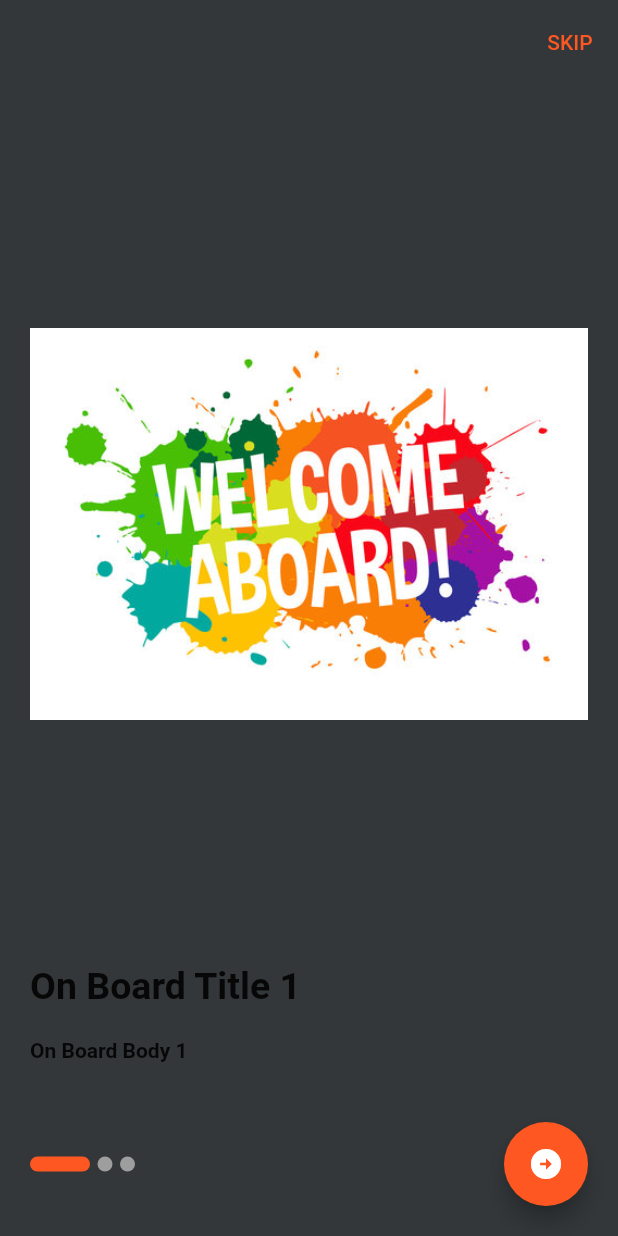
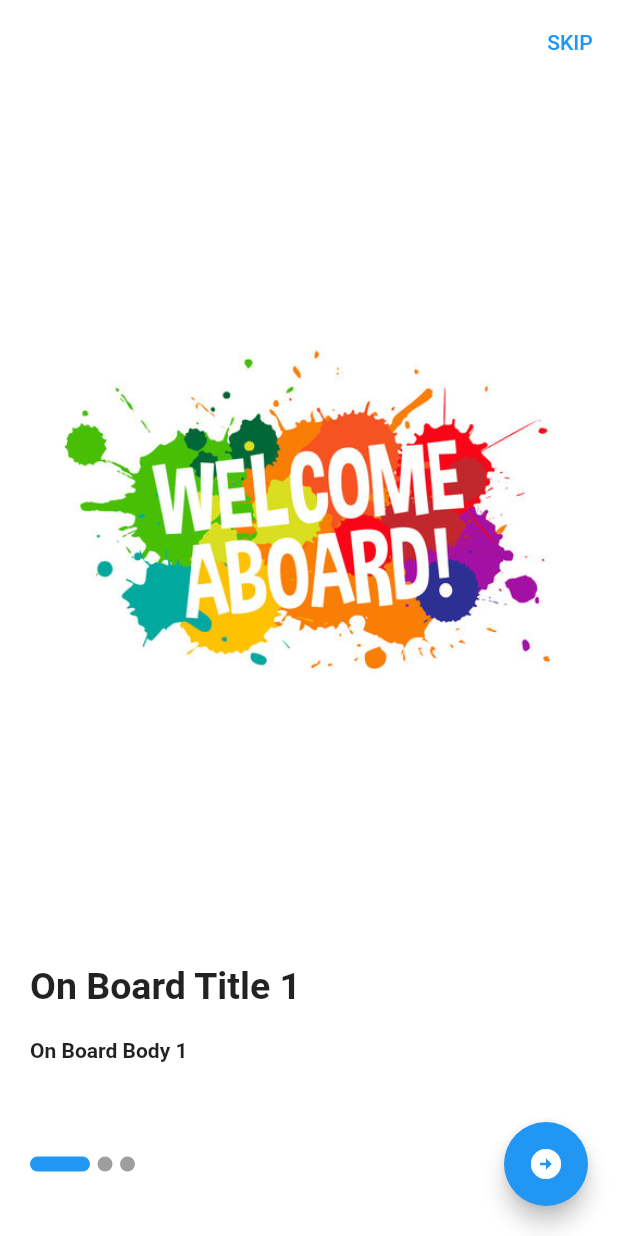
Before and after one commit to essameldeen/Flutter_App, a Flutter app: the screen it shows after launch, on a phone screen of 412 x 824 dp. Run offline on Flutter 3.47's test engine with Material 2 defaults, Android fonts, the phone set to English and light mode, and no system bars; drawn by our look-alikes of smooth_page_indicator; our stand-ins replace bloc, conditional_builder_null_safety, dio, flutter_bloc, hexcolor, shared_preferences and 2 more; accounts and stored records are empty.

```diff
--- a/lib/modules/shop_app/on_boarding/onboarding_screen.dart
+++ b/lib/modules/shop_app/on_boarding/onboarding_screen.dart
@@ -1,4 +1,4 @@
-import 'package:app_test/modules/basic_app/login/login_screen.dart';
+
 import 'package:app_test/modules/shop_app/login/login_screen.dart';
 import 'package:app_test/shared/components/components.dart';
 import 'package:flutter/material.dart';
@@ -36,9 +36,9 @@ class _OnBoardingScreenState extends State<OnBoardingScreen> {
     return Scaffold(
       appBar: AppBar(
         actions: [
-          TextButton(onPressed: (){
+          defaultTextButton(title: "SKIP", onPressed: (){
             navigateToAndFinish(context, ShopLoginScreen());
-          }, child: const Text("SKIP"))
+          }),
         ],
       ),
       body: Padding(
--- a/lib/shared/components/components.dart
+++ b/lib/shared/components/components.dart
@@ -36,9 +36,12 @@ Widget defaultFormField(
         Function()? onEyeClick,
         Function(String)? onChange,
         Function()? onTap,
+          Function(String)? onSubmit,
+          IconData? suffixIcon,
         bool isEnable = true}) =>
     TextFormField(
       onTap: onTap,
+      onFieldSubmitted: onSubmit,
       enabled: isEnable,
       validator: validator,
       controller: controller,
@@ -51,7 +54,7 @@ Widget defaultFormField(
           prefixIcon: Icon(prefixIcon),
           suffixIcon: showLock
               ? IconButton(
-                  onPressed: onEyeClick, icon: const Icon(Icons.remove_red_eye))
+                  onPressed: onEyeClick, icon:  Icon(suffixIcon))
               : null,
           border: const OutlineInputBorder()),
     );
@@ -244,3 +247,7 @@ void navigateTo(context, screen) => Navigator.push(
     );
 
 void navigateToAndFinish(context, screen) => Navigator.pushAndRemoveUntil(context, MaterialPageRoute(builder: (context) => screen),(route){return false;});
+
+
+Widget defaultTextButton({required String  title , required Function()? onPressed}) =>
+    TextButton(onPressed: onPressed, child: Text(title.toUpperCase()));
--- /dev/null
+++ b/lib/shared/network/end_points.dart
@@ -0,0 +1,2 @@
+
+const LOGIN = 'login';
--- a/lib/shared/network/remote/dio_helper.dart
+++ b/lib/shared/network/remote/dio_helper.dart
@@ -1,23 +1,52 @@
 import 'package:dio/dio.dart';
+
+// news App
+// static init() {
+//   dio = Dio(BaseOptions(
+//     baseUrl: 'https://newsapi.org/',
+//     receiveDataWhenStatusError: true,
+//   ));
+// }
 
 class DioHelper {
   static Dio? dio;
 
   static init() {
     dio = Dio(BaseOptions(
-      baseUrl: 'https://newsapi.org/',
-      receiveDataWhenStatusError: true,
-    ));
+        baseUrl: 'https://student.valuxapps.com/api/',
+        receiveDataWhenStatusError: true,
+        headers: {
+          'Content-Type': 'application/json',
+        }));
   }
 
- static Future<Response?> getData({
+  static Future<Response?> getData({
     required String url,
-    required Map<String, dynamic> query
+    required Map<String, dynamic> query,
+    String lang = 'en',
+    String? token,
   }) async {
+    dio?.options.headers = {
+      'lang': lang,
+      'Authorization': token,
+    };
     return await dio?.get(
       url,
       queryParameters: query,
     );
   }
 
+  static Future<Response?> postData({
+    required String url,
+    String lang = 'ar',
+    String? token,
+    required Map<String, dynamic> data,
+    Map<String, dynamic>? query,
+  }) async {
+    dio?.options.headers = {
+      'lang': lang,
+      'Authorization': token,
+    };
+    return await dio?.post(url, queryParameters: query, data: data);
+  }
 }
--- a/lib/shared/styles/colors.dart
+++ b/lib/shared/styles/colors.dart
@@ -1,3 +1,3 @@
 import 'package:flutter/material.dart';
 
-const defaultColor = Colors.deepOrange;
+const defaultColor = Colors.blue;
--- a/lib/shared/styles/themes.dart
+++ b/lib/shared/styles/themes.dart
@@ -7,20 +7,15 @@ import 'colors.dart';
 ThemeData darkTheme = ThemeData(
   primarySwatch: defaultColor,
   scaffoldBackgroundColor: Colors.white,
-  floatingActionButtonTheme: const FloatingActionButtonThemeData(
-      backgroundColor: Colors.deepOrange),
   appBarTheme: const AppBarTheme(
       titleSpacing: 20.0,
       iconTheme: IconThemeData(color: Colors.black),
       titleTextStyle: TextStyle(
-          color: Colors.black,
-          fontWeight: FontWeight.bold,
-          fontSize: 20.0),
+          color: Colors.black, fontWeight: FontWeight.bold, fontSize: 20.0),
       color: Colors.white,
       elevation: 0.0,
       backwardsCompatibility: false,
-      systemOverlayStyle:
-      SystemUiOverlayStyle(statusBarColor: Colors.white)),
+      systemOverlayStyle: SystemUiOverlayStyle(statusBarColor: Colors.white)),
   bottomNavigationBarTheme: const BottomNavigationBarThemeData(
       backgroundColor: Colors.white,
       type: BottomNavigationBarType.fixed,
@@ -28,37 +23,29 @@ ThemeData darkTheme = ThemeData(
       elevation: 20.0),
   textTheme: const TextTheme(
       bodyText1: TextStyle(
-          fontSize: 18.0,
-          fontWeight: FontWeight.w600,
-          color: Colors.black)),
+          fontSize: 18.0, fontWeight: FontWeight.w600, color: Colors.black)),
 );
 ThemeData lightTheme = ThemeData(
-  primarySwatch: Colors.deepOrange,
-  scaffoldBackgroundColor: HexColor('333739'),
-  floatingActionButtonTheme: const FloatingActionButtonThemeData(
-      backgroundColor: Colors.deepOrange),
-  appBarTheme: AppBarTheme(
+  primarySwatch: defaultColor,
+  scaffoldBackgroundColor: Colors.white,
+  appBarTheme: const AppBarTheme(
       titleSpacing: 20.0,
       iconTheme: const IconThemeData(color: Colors.white),
-      titleTextStyle: const TextStyle(
-          color: Colors.white,
-          fontWeight: FontWeight.bold,
-          fontSize: 20.0),
-      color: HexColor('333739'),
+      titleTextStyle:  TextStyle(
+          color: Colors.white, fontWeight: FontWeight.bold, fontSize: 20.0),
+      color:Colors.white,
       elevation: 0.0,
       backwardsCompatibility: false,
-      systemOverlayStyle: SystemUiOverlayStyle(
+      systemOverlayStyle:  SystemUiOverlayStyle(
           statusBarBrightness: Brightness.light,
-          statusBarColor: HexColor('333739'))),
+          statusBarColor: Colors.white)),
   bottomNavigationBarTheme: BottomNavigationBarThemeData(
       backgroundColor: HexColor('333739'),
       type: BottomNavigationBarType.fixed,
       unselectedItemColor: Colors.grey,
-      selectedItemColor: Colors.deepOrange,
+      selectedItemColor: defaultColor,
       elevation: 20.0),
   textTheme: const TextTheme(
       bodyText1: TextStyle(
-          fontSize: 18.0,
-          fontWeight: FontWeight.w600,
-          color: Colors.white)),
+          fontSize: 18.0, fontWeight: FontWeight.w600, color: Colors.white)),
 );
--- a/pubspec.yaml
+++ b/pubspec.yaml
@@ -40,7 +40,7 @@ dependencies:
   conditional_builder_null_safety: ^0.0.6
   bloc: ^8.1.1
   flutter_bloc: ^8.1.2
-  dio: ^5.0.0
+  dio: ^4.0.3
   hexcolor: ^3.0.1
   shared_preferences: ^2.0.18
   webview_flutter: ^3.0.0
```
Also changed, not shown: lib/modules/basic_app/login/login_screen.dart (+108 -108 lines), lib/modules/shop_app/login/cubit/ShopCubit.dart (added, +35 -0 lines), lib/modules/shop_app/login/cubit/shope_login_state.dart (added, +12 -0 lines), lib/modules/shop_app/login/login_screen.dart (+117 -5 lines), lib/modules/shop_app/register/register_screen.dart (added, +14 -0 lines), pubspec.lock, 1 other file.
